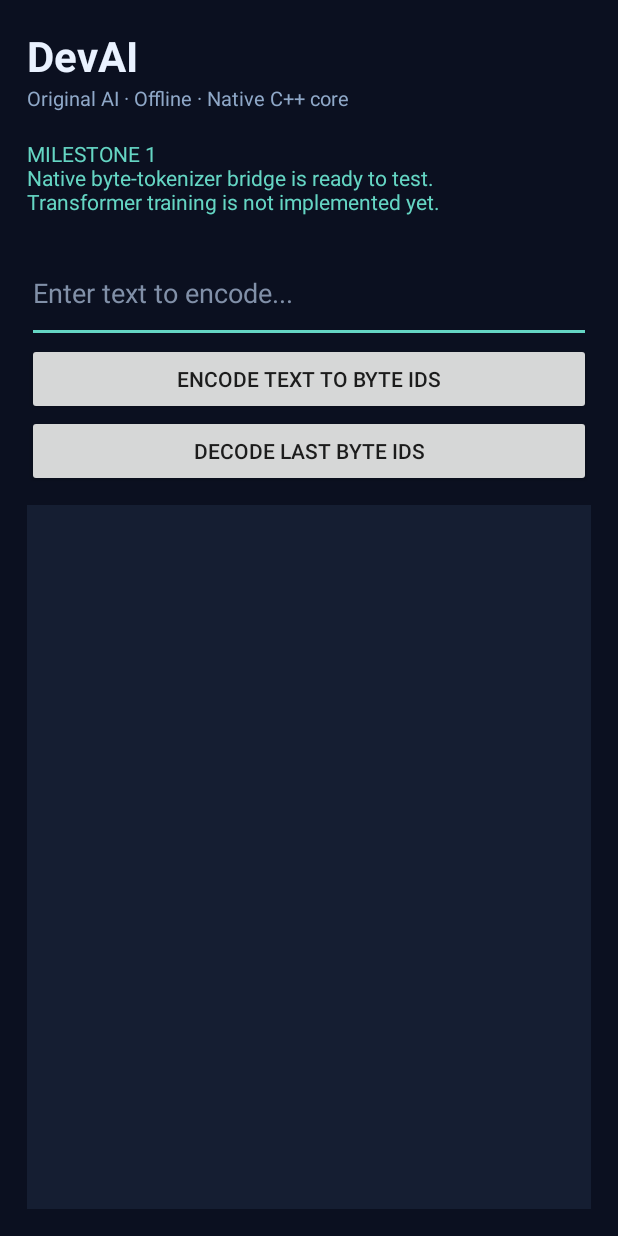
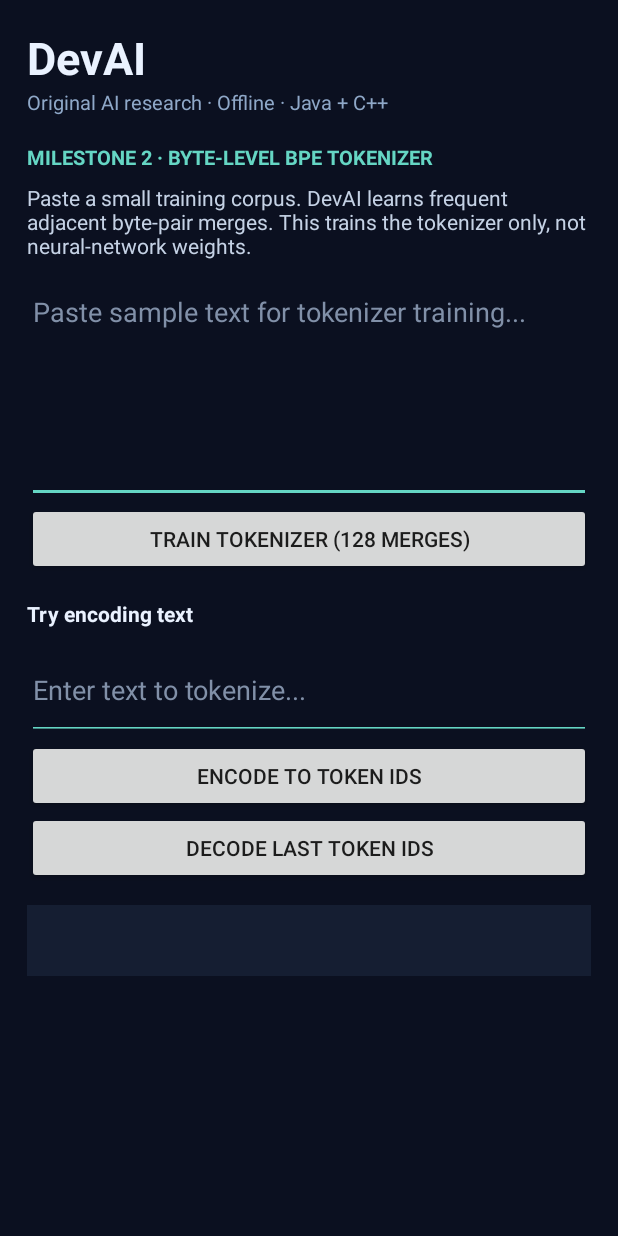
Before and after one commit to xsoftwareabdullah1-create/DevAI, an Android app: the screen it shows after launch (MainActivity), on a phone screen of 412 x 824 dp. Run offline under Robolectric (Android 15) with nearby library versions, the phone set to English and light mode, and no system bars; 2 statements that could not run were skipped.

Commit message:
Connect original BPE tokenizer to Android UI

```diff
--- a/app/src/main/res/layout/activity_main.xml
+++ b/app/src/main/res/layout/activity_main.xml
@@ -1,72 +1,96 @@
 <?xml version="1.0" encoding="utf-8"?>
-<LinearLayout xmlns:android="http://schemas.android.com/apk/res/android"
+<ScrollView xmlns:android="http://schemas.android.com/apk/res/android"
     android:layout_width="match_parent"
     android:layout_height="match_parent"
+    android:background="#0B1020"
+    android:fillViewport="true">
+    <LinearLayout
+        android:layout_width="match_parent"
+        android:layout_height="wrap_content"
         android:orientation="vertical"
-    android:padding="18dp"
-    android:background="#0B1020">
-
+        android:padding="18dp">
         <TextView
             android:layout_width="wrap_content"
             android:layout_height="wrap_content"
             android:text="DevAI"
             android:textColor="#EAF2FF"
-        android:textSize="28sp"
+            android:textSize="30sp"
             android:textStyle="bold" />
-
         <TextView
             android:layout_width="wrap_content"
             android:layout_height="wrap_content"
-        android:text="Original AI · Offline · Native C++ core"
+            android:text="Original AI research · Offline · Java + C++"
             android:textColor="#8FA8C8"
             android:textSize="13sp" />
-
         <TextView
-        android:id="@+id/statusText"
             android:layout_width="match_parent"
             android:layout_height="wrap_content"
-        android:paddingTop="18dp"
-        android:text="MILESTONE 1\nNative byte-tokenizer bridge is ready to test.\nTransformer training is not implemented yet."
+            android:layout_marginTop="18dp"
+            android:text="MILESTONE 2 · BYTE-LEVEL BPE TOKENIZER"
             android:textColor="#65D6C4"
+            android:textSize="13sp"
+            android:textStyle="bold" />
+        <TextView
+            android:layout_width="match_parent"
+            android:layout_height="wrap_content"
+            android:layout_marginTop="8dp"
+            android:text="Paste a small training corpus. DevAI learns frequent adjacent byte-pair merges. This trains the tokenizer only, not neural-network weights."
+            android:textColor="#C5D2E5"
             android:textSize="14sp" />
-
+        <EditText
+            android:id="@+id/trainingText"
+            android:layout_width="match_parent"
+            android:layout_height="150dp"
+            android:layout_marginTop="12dp"
+            android:gravity="top|start"
+            android:hint="Paste sample text for tokenizer training..."
+            android:inputType="textMultiLine"
+            android:minLines="5"
+            android:textColor="#FFFFFF"
+            android:textColorHint="#8190A8"
+            android:backgroundTint="#65D6C4" />
+        <Button
+            android:id="@+id/trainButton"
+            android:layout_width="match_parent"
+            android:layout_height="wrap_content"
+            android:text="Train tokenizer (128 merges)" />
+        <TextView
+            android:layout_width="match_parent"
+            android:layout_height="wrap_content"
+            android:layout_marginTop="16dp"
+            android:text="Try encoding text"
+            android:textColor="#EAF2FF"
+            android:textStyle="bold" />
         <EditText
             android:id="@+id/inputText"
             android:layout_width="match_parent"
             android:layout_height="wrap_content"
-        android:layout_marginTop="18dp"
+            android:layout_marginTop="8dp"
+            android:hint="Enter text to tokenize..."
+            android:inputType="textMultiLine"
             android:minLines="2"
-        android:hint="Enter text to encode..."
             android:textColor="#FFFFFF"
             android:textColorHint="#8190A8"
             android:backgroundTint="#65D6C4" />
-
         <Button
             android:id="@+id/encodeButton"
             android:layout_width="match_parent"
             android:layout_height="wrap_content"
-        android:text="Encode text to byte IDs" />
-
+            android:text="Encode to token IDs" />
         <Button
             android:id="@+id/decodeButton"
             android:layout_width="match_parent"
             android:layout_height="wrap_content"
-        android:text="Decode last byte IDs" />
-
-    <ScrollView
-        android:layout_width="match_parent"
-        android:layout_height="0dp"
-        android:layout_marginTop="12dp"
-        android:layout_weight="1"
-        android:background="#151E32">
-
+            android:text="Decode last token IDs" />
         <TextView
             android:id="@+id/outputText"
             android:layout_width="match_parent"
             android:layout_height="wrap_content"
-            android:padding="12dp"
+            android:layout_marginTop="14dp"
+            android:background="#151E32"
+            android:padding="14dp"
             android:textColor="#EAF2FF"
             android:textSize="14sp"
             android:textIsSelectable="true" />
+    </LinearLayout>
 </ScrollView>
-</LinearLayout>
```
Lines whose indentation alone changed are shown as unchanged.
